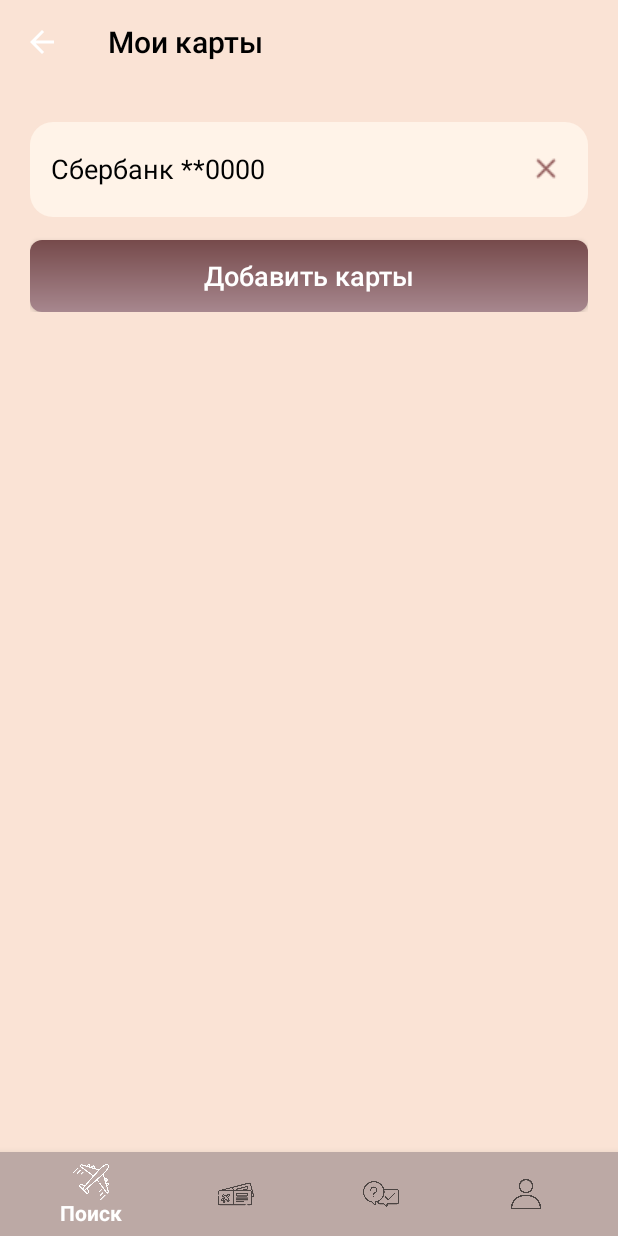
After one commit to nametttt/OchyMobil, an Android app: the fragment CardFragment placed in its activity, on a phone screen of 412 x 824 dp. The commit adds this screen. Run offline under Robolectric (Android 15) with nearby library versions, the phone set to English and light mode, and no system bars; our stand-ins replace Firebase (no records; nobody signed in at launch, a user with empty details on screens opened directly); 3 statements that could not run were skipped.

Commit message:
Added card view, deleteview With Love Tane

```diff
--- /dev/null
+++ b/app/src/main/java/com/ochy/ochy/CardFragment.java
@@ -0,0 +1,52 @@
+package com.ochy.ochy;
+
+import android.os.Bundle;
+
+import androidx.appcompat.app.AppCompatActivity;
+import androidx.fragment.app.Fragment;
+
+import android.view.LayoutInflater;
+import android.view.MenuItem;
+import android.view.View;
+import android.view.ViewGroup;
+
+
+public class CardFragment extends Fragment {
+
+    androidx.appcompat.widget.Toolbar mToolBar;
+
+
+    @Override
+    public void onCreate(Bundle savedInstanceState) {
+        super.onCreate(savedInstanceState);
+
+    }
+
+    @Override
+    public View onCreateView(LayoutInflater inflater, ViewGroup container,
+                             Bundle savedInstanceState) {
+        View v =  inflater.inflate(R.layout.fragment_card, container, false);
+        init(v);
+        return v;
+    }
+
+    private  void init(View v){
+        mToolBar = v.findViewById(R.id.toolbar);
+        ((AppCompatActivity)getActivity()).setSupportActionBar(mToolBar);
+        ((MainActivity)getActivity()).getSupportActionBar().setTitle("Мои карты");
+        ((MainActivity)getActivity()).getSupportActionBar().setDisplayHomeAsUpEnabled(true);
+        setHasOptionsMenu(true);
+    }
+
+    @Override
+    public boolean onOptionsItemSelected(MenuItem item) {
+        int id = item.getItemId();
+        if (id == android.R.id.home) {
+            ProfileFragment pf = new ProfileFragment();
+            ((MainActivity) getActivity()).pushFragments("profile", pf);
+            return true;
+        }
+        return super.onOptionsItemSelected(item);
+
+    }
+}
--- a/app/src/main/java/com/ochy/ochy/MainActivity.java
+++ b/app/src/main/java/com/ochy/ochy/MainActivity.java
@@ -22,6 +22,7 @@ import com.google.firebase.database.FirebaseDatabase;
 import com.google.firebase.database.ValueEventListener;
 import com.ochy.ochy.cod.User;
 import com.ochy.ochy.cod.getSplittedPathChild;
+import com.ochy.ochy.dialog.deleteDialog;
 
 public class MainActivity extends AppCompatActivity {
 
@@ -32,6 +33,8 @@ public class MainActivity extends AppCompatActivity {
     ticketFragment ticketFragment = new ticketFragment();
     ProfileFragment profileFragment = new ProfileFragment();
     MyCabFragment myCabFragment = new MyCabFragment();
+    deleteDialog deleteDialog = new deleteDialog();
+    CardFragment cardFragment = new CardFragment();
     BottomNavigationView bnv;
 
 
@@ -42,6 +45,8 @@ public class MainActivity extends AppCompatActivity {
             pushFragments("ticket", ticketFragment);
             pushFragments("profile", profileFragment);
             pushFragments("cab", myCabFragment);
+            pushFragments("deleteDialog", deleteDialog);
+            pushFragments("cardFragment", cardFragment);
         }
         setContentView(R.layout.activity_main);
         init();
@@ -87,6 +92,8 @@ public class MainActivity extends AppCompatActivity {
         Fragment profile = manager.findFragmentByTag("profile");
         Fragment ticket = manager.findFragmentByTag("ticket");
         Fragment cab = manager.findFragmentByTag("cab");
+        Fragment deleteDialog = manager.findFragmentByTag("deleteDialog");
+        Fragment cardFragment = manager.findFragmentByTag("cardFragment");
 
 
         if (profile != null)
@@ -95,6 +102,13 @@ public class MainActivity extends AppCompatActivity {
             ft.hide(ticket);
         if (cab !=null)
             ft.hide(cab);
+        if(deleteDialog != null){
+            ft.hide(deleteDialog);
+        }
+        if (cardFragment!= null){
+            ft.hide(cardFragment);
+        }
+
 
         if (tag == "profile") {
             if (profile != null)
@@ -110,6 +124,16 @@ public class MainActivity extends AppCompatActivity {
             if (cab != null)
                 ft.show(cab);
         }
+
+        if (tag == "deleteDialog") {
+            if (deleteDialog != null)
+                ft.show(deleteDialog);
+        }
+
+        if (tag == "cardFragment") {
+            if (cardFragment != null)
+                ft.show(cardFragment);
+        }
         ft.commitAllowingStateLoss();
     }
 
--- a/app/src/main/java/com/ochy/ochy/MyCabFragment.java
+++ b/app/src/main/java/com/ochy/ochy/MyCabFragment.java
@@ -8,6 +8,8 @@ import androidx.annotation.NonNull;
 import androidx.appcompat.app.AppCompatActivity;
 import androidx.core.content.ContextCompat;
 import androidx.fragment.app.Fragment;
+import androidx.fragment.app.FragmentManager;
+import androidx.fragment.app.FragmentTransaction;
 
 import android.view.LayoutInflater;
 import android.view.MenuItem;
@@ -26,12 +28,13 @@ import com.google.firebase.database.FirebaseDatabase;
 import com.google.firebase.database.ValueEventListener;
 import com.ochy.ochy.cod.User;
 import com.ochy.ochy.cod.getSplittedPathChild;
+import com.ochy.ochy.dialog.deleteDialog;
 
 import java.util.Map;
 
 public class MyCabFragment extends Fragment {
     androidx.appcompat.widget.Toolbar mToolBar;
-    androidx.appcompat.widget.AppCompatButton btn;
+    androidx.appcompat.widget.AppCompatButton btn, btnDel;
     FirebaseUser user;
     private String splittedPathChild;
     private EditText ed1, ed2;
@@ -66,14 +69,27 @@ public class MyCabFragment extends Fragment {
                 });
             }
         });
+
+        btnDel.setOnClickListener(new View.OnClickListener() {
+            @Override
+            public void onClick(View v) {
+                deleteDialog myDialogFragment = new deleteDialog();
+                FragmentManager manager = getActivity().getSupportFragmentManager();
+                //myDialogFragment.show(manager, "dialog");
+
+                FragmentTransaction transaction = manager.beginTransaction();
+                myDialogFragment.show(transaction, "dialog");
+            }
+        });
         return v;
     }
 
     private void init (View v){
         ed1 = v.findViewById(R.id.ed1);
         ed2 = v.findViewById(R.id.ed2);
+        btn = v.findViewById(R.id.saveData);
+        btnDel = v.findViewById(R.id.tanusha);
         mToolBar = v.findViewById(R.id.toolbar);
-        btn = v.findViewById(R.id.saveData);
         ((AppCompatActivity)getActivity()).setSupportActionBar(mToolBar);
         ((MainActivity)getActivity()).getSupportActionBar().setTitle("Личный кабинет");
         ((MainActivity)getActivity()).getSupportActionBar().setDisplayHomeAsUpEnabled(true);
--- a/app/src/main/java/com/ochy/ochy/ProfileFragment.java
+++ b/app/src/main/java/com/ochy/ochy/ProfileFragment.java
@@ -27,9 +27,10 @@ public class ProfileFragment extends Fragment {
     SharedPreferences sPref;
 
     MyCabFragment myCabFragment = new MyCabFragment();
+    CardFragment cardFragment = new CardFragment();
     final String SAVED_DATA = "FIO_MAIL";
     String fio, myMail;
-    TextView name, email, lk;
+    TextView name, email, lk, card;
     FirebaseUser user = FirebaseAuth.getInstance().getCurrentUser();
 
     @Override
@@ -55,13 +56,20 @@ public class ProfileFragment extends Fragment {
         lk.setOnClickListener(new View.OnClickListener() {
             @Override
             public void onClick(View v) {
-                tanusha(v);
+                tanusha( "cab", myCabFragment);
+            }
+        });
+        card.setOnClickListener(new View.OnClickListener() {
+            @Override
+            public void onClick(View v) {
+                tanusha( "cardFragment", cardFragment);
             }
         });
         return view;
     }
 
     private void init(View view){
+        card = view.findViewById(R.id.card);
         sPref = getActivity().getPreferences(Context.MODE_PRIVATE);
         name = view.findViewById(R.id.fio);
         email = view.findViewById(R.id.email);
@@ -96,7 +104,7 @@ public class ProfileFragment extends Fragment {
         email.setText(u.email);
     }
 
-    public  void tanusha(View v){
-        ((MainActivity)getActivity()).pushFragments("cab", myCabFragment);
+    public  void tanusha(String tag, Fragment fr){
+        ((MainActivity)getActivity()).pushFragments(tag, fr);
     }
 }
--- /dev/null
+++ b/app/src/main/res/drawable/alert_d_bgc.xml
@@ -0,0 +1,5 @@
+<?xml version="1.0" encoding="utf-8"?>
+<shape xmlns:android="http://schemas.android.com/apk/res/android" android:shape="rectangle">
+    <corners android:radius="16dp"/>
+    <solid android:color="@color/white"/>
+</shape>
--- /dev/null
+++ b/app/src/main/res/layout/fragment_card.xml
@@ -0,0 +1,74 @@
+<?xml version="1.0" encoding="utf-8"?>
+<FrameLayout xmlns:android="http://schemas.android.com/apk/res/android"
+    xmlns:tools="http://schemas.android.com/tools"
+    android:layout_width="match_parent"
+    android:layout_height="match_parent"
+    android:background="@color/bezh"
+    tools:context=".CardFragment">
+
+    <LinearLayout
+        android:id="@+id/container_toolbar"
+        android:layout_width="match_parent"
+        android:layout_height="wrap_content"
+        android:orientation="vertical">
+
+        <include
+            android:id="@+id/toolbar"
+            layout="@layout/toolbar" />
+
+    </LinearLayout>
+
+    <ScrollView
+        android:layout_width="match_parent"
+        android:layout_height="match_parent"
+        android:layout_marginTop="?actionBarSize">
+        <LinearLayout
+            android:layout_width="match_parent"
+            android:layout_marginTop="10dp"
+            android:layout_height="wrap_content"
+            android:orientation="vertical"
+            android:layout_marginHorizontal="20dp">
+
+                <RelativeLayout
+                    android:layout_width="match_parent"
+                    android:layout_marginTop="15dp"
+                    android:background="@drawable/settings"
+                    android:layout_height="wrap_content">
+
+                    <EditText
+                        android:id="@+id/ed2"
+                        android:layout_width="match_parent"
+                        android:layout_height="wrap_content"
+                        android:layout_centerInParent="true"
+                        android:layout_marginHorizontal="10dp"
+                        android:layout_marginTop="15dp"
+                        android:backgroundTint="#FFF3E8"
+                        android:text="Сбербанк **0000"
+                        android:drawableRight="@drawable/clear"
+                        android:textColor="@color/black"
+                        android:textColorHint="@color/gray"
+                        android:textSize="18dp" />
+
+
+                </RelativeLayout>
+
+
+            <androidx.appcompat.widget.AppCompatButton
+                android:id="@+id/saveData"
+                android:layout_gravity="center"
+                android:layout_marginTop="15dp"
+                android:textSize="18dp"
+                android:layout_width="match_parent"
+                android:layout_height="wrap_content"
+                android:layout_weight="1"
+                android:paddingHorizontal="40dp"
+                android:text="Добавить карты"
+                android:textColor="@color/white"
+                android:textAllCaps="false"
+                android:background="@drawable/gradient_button"/>
+
+
+        </LinearLayout>
+    </ScrollView>
+
+</FrameLayout>
--- a/app/src/main/res/layout/fragment_my_cab.xml
+++ b/app/src/main/res/layout/fragment_my_cab.xml
@@ -137,6 +137,7 @@
                 android:background="@drawable/gradient_button"/>
 
             <androidx.appcompat.widget.AppCompatButton
+                android:id="@+id/tanusha"
                 android:layout_gravity="center"
                 android:layout_marginTop="15dp"
                 android:textSize="18dp"
--- a/app/src/main/res/values/styles.xml
+++ b/app/src/main/res/values/styles.xml
@@ -8,4 +8,9 @@
         <item name="colorAccent">@color/bezh</item>
 
     </style>
+
+    <style name="AlertDialogCustom" parent="@android:style/Theme.Dialog">
+        <item name="background">@drawable/alert_d_bgc</item>
+        <item name="android:radius">16dp</item>
+    </style>
 </resources>
--- a/app/src/main/res/values/themes.xml
+++ b/app/src/main/res/values/themes.xml
@@ -20,5 +20,13 @@
         <item name="ThemeColorMain">@color/green</item>
         <item name="dividerColorTheme">@color/dark_gray</item>
         <item name="posts_color">@color/white</item>
+
+    </style>
+    <style name="MyAlertDialogTheme" parent="ThemeOverlay.MaterialComponents.Dialog.Alert">
+        <item name="shapeAppearanceOverlay">@style/MyShapeAppearanceOverlay.MaterialAlertDialog</item>
+    </style>
+    <style name="MyShapeAppearanceOverlay.MaterialAlertDialog" parent="">
+        <item name="cornerFamily">rounded</item>
+        <item name="cornerSize">99dp</item>
     </style>
 </resources>
```
Also changed, not shown: app/src/main/java/com/ochy/ochy/MyCards.java (deleted, +0 -64 lines), app/src/main/java/com/ochy/ochy/dialog/deleteDialog.java (added, +107 -0 lines), app/src/main/res/layout/fragment_my_cards.xml (deleted, +0 -14 lines), app/src/main/res/drawable/clear.png (added).
